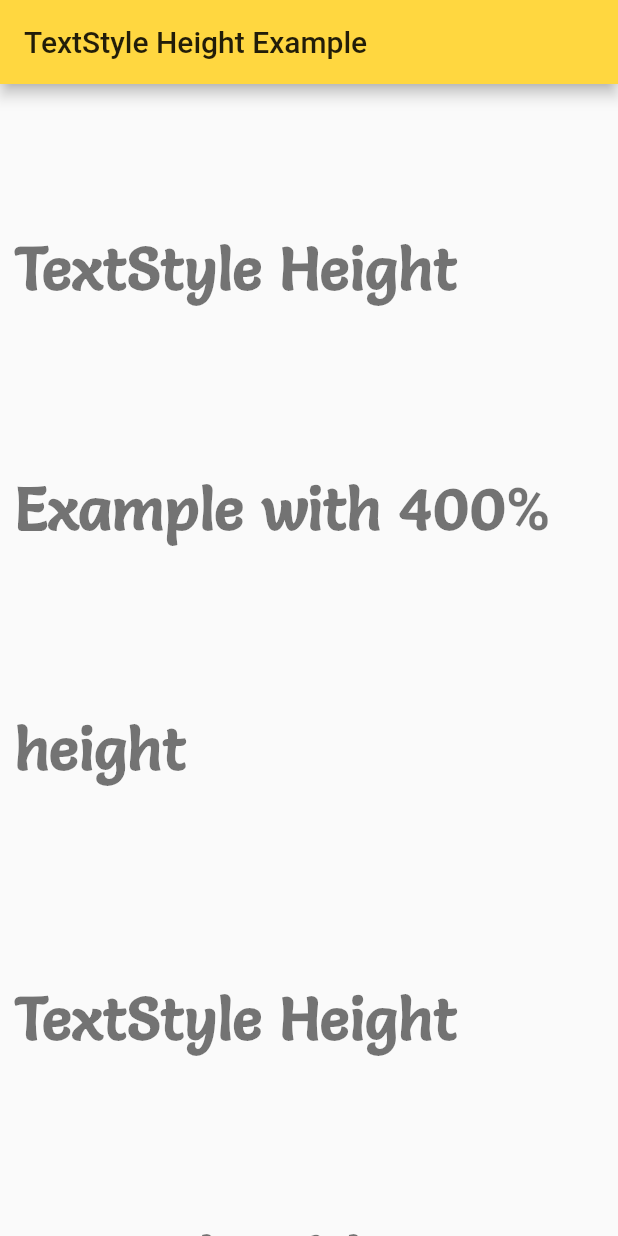
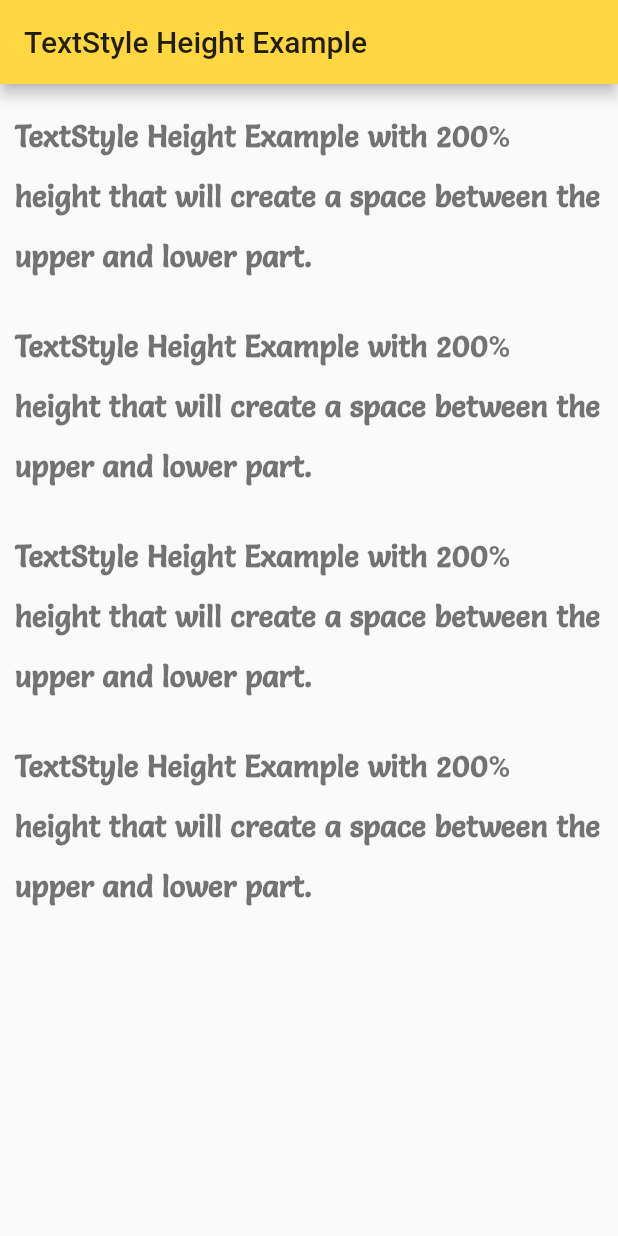
Before and after one commit to sanjibsinha/flutter_experiment, a Flutter app: the screen it shows after launch, on a phone screen of 412 x 824 dp. Run offline on Flutter 3.47's test engine with Material 2 defaults, Android fonts, the phone set to English and light mode, and no system bars.

Commit message:
Text selection matters

```diff
--- a/lib/main.dart
+++ b/lib/main.dart
@@ -81,23 +81,8 @@
               Container(
                 margin: const EdgeInsets.all(10),
                 child: Text(
-                  'TextStyle Height Example with 400% height',
-                  style: Theme.of(context).textTheme.headline1,
-                ),
-              ),
-              Container(
-                margin: const EdgeInsets.all(10),
-                child: SelectionContainer.disabled(
-                    child: Text(
-                  'TextStyle Height Example with 400% height',
-                  style: Theme.of(context).textTheme.headline1,
-                )),
-              ),
-              Container(
-                margin: const EdgeInsets.all(10),
-                child: Text(
-                  'TextStyle Height Example with 250% height',
-                  style: Theme.of(context).textTheme.headline2,
+                  'TextStyle Height Example with 200% height that will create a space between the upper and lower part.',
+                  style: Theme.of(context).textTheme.headline3,
                 ),
               ),
               Container(
@@ -107,6 +92,22 @@
                   style: Theme.of(context).textTheme.headline3,
                 ),
               ),
+              Container(
+                margin: const EdgeInsets.all(10),
+                child: Text(
+                  'TextStyle Height Example with 200% height that will create a space between the upper and lower part.',
+                  style: Theme.of(context).textTheme.headline3,
+                ),
+              ),
+              Container(
+                margin: const EdgeInsets.all(10),
+                child: SelectionContainer.disabled(
+                  child: Text(
+                    'TextStyle Height Example with 200% height that will create a space between the upper and lower part.',
+                    style: Theme.of(context).textTheme.headline3,
+                  ),
+                ),
+              ),
             ],
           ),
         ),
```
